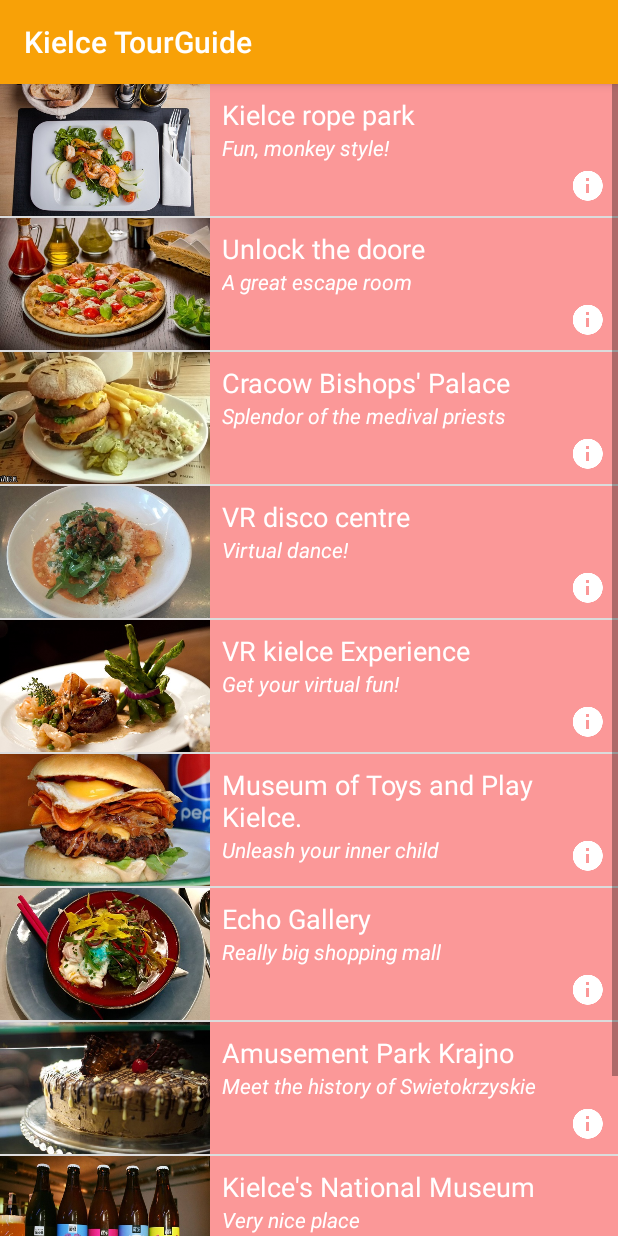
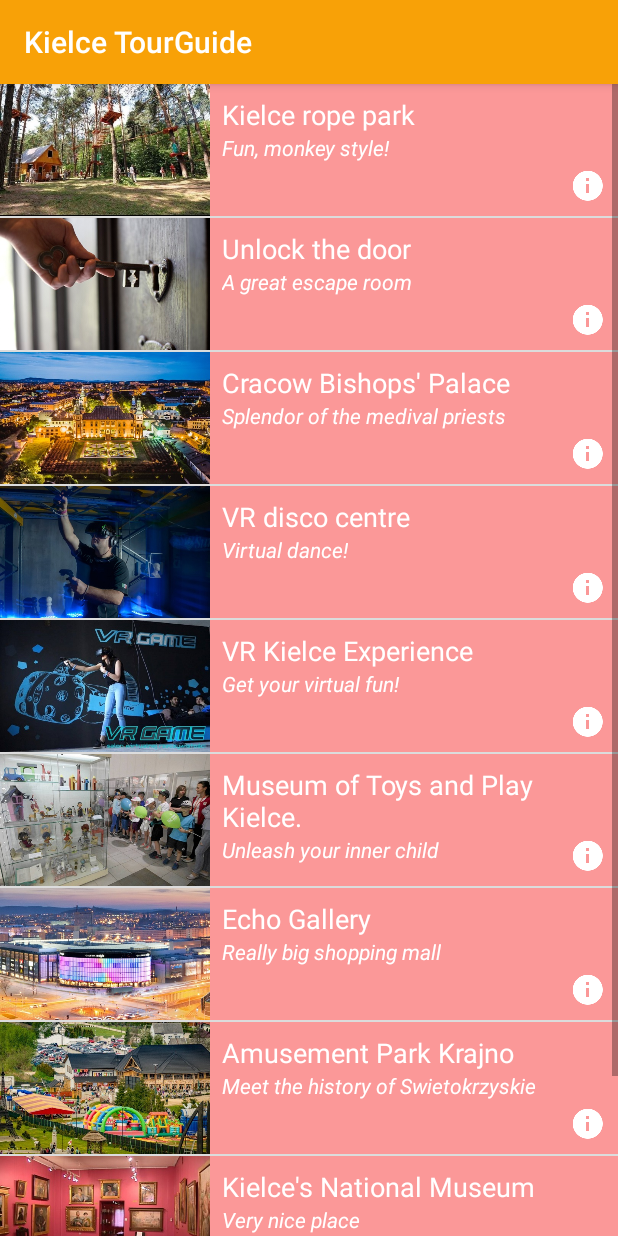
Before and after one commit to tr0lczyk/KielceTourGuide, an Android app: the fragment DoingFragment shown on its own in the app's theme, on a phone screen of 412 x 824 dp. Run offline under Robolectric (Android 15) with nearby library versions, the phone set to English and light mode, and no system bars.

Commit message:
Doing Item objects update

```diff
--- a/app/src/main/java/com/example/android/kielcetourguide/DoingFragment.java
+++ b/app/src/main/java/com/example/android/kielcetourguide/DoingFragment.java
@@ -33,16 +33,16 @@ public class DoingFragment extends Fragment {
 //        Creates the list of objects from the accurate category
 
         final ArrayList<Item> items = new ArrayList<>();
-        items.add(new Item("Kielce rope park","Fun, monkey style!",R.drawable.solna12));
-        items.add(new Item("Unlock the doore","A great escape room",R.drawable.tutti));
-        items.add(new Item("Cracow Bishops' Palace","Splendor of the medival priests",R.drawable.johnburg));
-        items.add(new Item("VR disco centre","Virtual dance!",R.drawable.delitaliana));
-        items.add(new Item("VR kielce Experience","Get your virtual fun!",R.drawable.sisenor));
-        items.add(new Item("Museum of Toys and Play Kielce.","Unleash your inner child",R.drawable.burgerco));
-        items.add(new Item("Echo Gallery","Really big shopping mall",R.drawable.slon));
-        items.add(new Item("Amusement Park Krajno","Meet the history of Swietokrzyskie",R.drawable.cremova));
-        items.add(new Item("Kielce's National Museum","Very nice place",R.drawable.craftbeer));
-        items.add(new Item("Świętokrzyska Philharmonic","Great classic concerts",R.drawable.montecarlo));
+        items.add(new Item("Kielce rope park","Fun, monkey style!",R.drawable.doinparklinowy));
+        items.add(new Item("Unlock the door","A great escape room",R.drawable.doinunlockdoor));
+        items.add(new Item("Cracow Bishops' Palace","Splendor of the medival priests",R.drawable.doinpalacbiskupow));
+        items.add(new Item("VR disco centre","Virtual dance!",R.drawable.doindiscovr));
+        items.add(new Item("VR Kielce Experience","Get your virtual fun!",R.drawable.doinexperiencevr));
+        items.add(new Item("Museum of Toys and Play Kielce.","Unleash your inner child",R.drawable.doinmuzeumzabawek));
+        items.add(new Item("Echo Gallery","Really big shopping mall",R.drawable.doinechogaleria));
+        items.add(new Item("Amusement Park Krajno","Meet the history of Swietokrzyskie",R.drawable.doinamusementpark));
+        items.add(new Item("Kielce's National Museum","Very nice place",R.drawable.doinmuzeumkielce));
+        items.add(new Item("Świętokrzyska Philharmonic","Great classic concerts",R.drawable.doingfilharmoniasw));
 
 //        creates adapter with the @param of the object's array and the background color
 //        adapter transferring the information on object to the listVIew that displays them
```
Also changed, not shown: app/src/main/res/drawable/doinamusementpark.jpg (renamed from app/src/main/res/drawable/doinGamusementPark.jpg), app/src/main/res/drawable/doindiscovr.jpg (renamed from app/src/main/res/drawable/doinGdiscoVr.jpg), app/src/main/res/drawable/doinechogaleria.jpg (renamed from app/src/main/res/drawable/doinGechoGaleria.jpg), app/src/main/res/drawable/doinexperiencevr.jpg (renamed from app/src/main/res/drawable/doinGexperienceVr.jpg), app/src/main/res/drawable/doinmuzeumkielce.jpg (renamed from app/src/main/res/drawable/doinGmuzeumKielce.jpg), app/src/main/res/drawable/doinmuzeumzabawek.jpg (renamed from app/src/main/res/drawable/doinGmuzeumZabawek.jpg), app/src/main/res/drawable/doinpalacbiskupow.jpg (renamed from app/src/main/res/drawable/doinGpalacBiskupow.jpg), app/src/main/res/drawable/doinparklinowy.jpg (renamed from app/src/main/res/drawable/doinGparkLinowy.jpg), app/src/main/res/drawable/doinunlockdoor.jpg (renamed from app/src/main/res/drawable/doinGunlockDoor.jpg).
